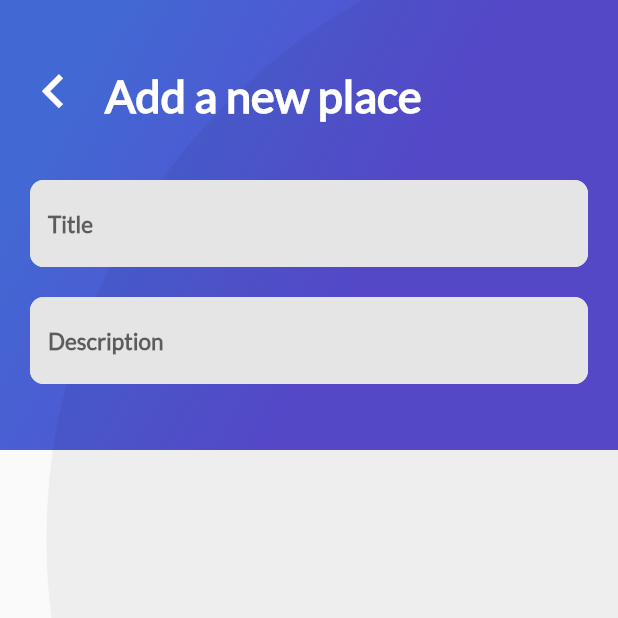
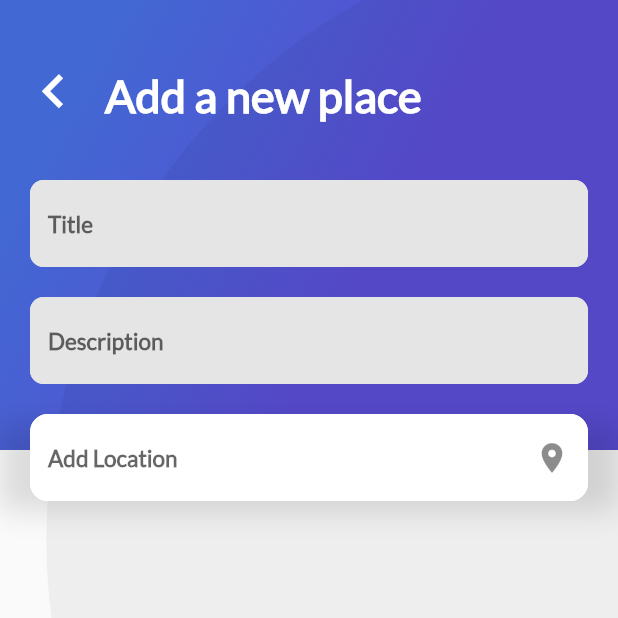
Before and after one commit to gpbonillas/platzi_trips_app, a Flutter app: the AddPlaceScreen screen opened directly, on a phone screen of 412 x 824 dp, the top half of it. Run offline on Flutter 3.47's test engine with Material 2 defaults, Android fonts, the phone set to English and light mode, and no system bars; our stand-ins replace cloud_firestore, firebase_auth, firebase_core, google_sign_in; missing offline and left inert: generic_bloc_provider; accounts and stored records are empty.

Commit message:
Customize a TextField with icons

```diff
--- a/lib/Place/ui/screens/add_place_screen.dart
+++ b/lib/Place/ui/screens/add_place_screen.dart
@@ -1,5 +1,6 @@
 import 'dart:io';
 import 'package:flutter/material.dart';
+import 'package:platzi_trips_app/Place/ui/widgets/title_input_location.dart';
 import 'package:platzi_trips_app/widgets/gradient_back.dart';
 import 'package:platzi_trips_app/widgets/text_input.dart';
 import 'package:platzi_trips_app/widgets/title_header.dart';
@@ -71,6 +72,13 @@
                   inputType: TextInputType.multiline,
                   maxLines: 4,
                   controller: _controllerDescriptionPlace,
+                ),
+                Container(
+                  margin: EdgeInsets.only(top: 20.0),
+                  child: TextInputLocation(
+                    hintText: "Add Location",
+                    iconData: Icons.location_on,
+                  ),
                 )
               ],
             ),
--- /dev/null
+++ b/lib/Place/ui/widgets/title_input_location.dart
@@ -0,0 +1,55 @@
+import 'package:flutter/material.dart';
+
+class TextInputLocation extends StatelessWidget {
+  final String hintText;
+  final TextEditingController controller;
+  final IconData iconData;
+
+  TextInputLocation(
+      {Key key,
+      @required this.hintText,
+      @required this.iconData,
+      @required this.controller});
+
+  @override
+  Widget build(BuildContext context) {
+    return Container(
+      padding: EdgeInsets.only(right: 20.0, left: 20.0),
+      child: TextField(
+        controller: controller,
+        style: TextStyle(
+          fontSize: 15.0,
+          fontFamily: "Lato",
+          color: Colors.blueGrey,
+          fontWeight: FontWeight.bold
+        ),
+
+        decoration: InputDecoration(
+          hintText: hintText,
+          suffixIcon: Icon(iconData),
+          fillColor: Color(0xFFFFFFFF),
+          filled: true,
+          border: InputBorder.none,
+          enabledBorder: OutlineInputBorder(
+            borderSide: BorderSide(color: Color(0xFFFFFFFF)),
+            borderRadius: BorderRadius.all(Radius.circular(12.0))
+          ),
+          focusedBorder: OutlineInputBorder(
+            borderSide: BorderSide(color: Color(0xFFFFFFFF)),
+            borderRadius: BorderRadius.all(Radius.circular(12.0))
+          )
+        ),
+      ),
+
+      decoration: BoxDecoration(
+        boxShadow: <BoxShadow> [
+          BoxShadow(
+            color: Colors.black12,
+            blurRadius: 15.0,
+            offset: Offset(0.0, 7.0)
+          )
+        ]
+      ),
+    );
+  }
+}
```
